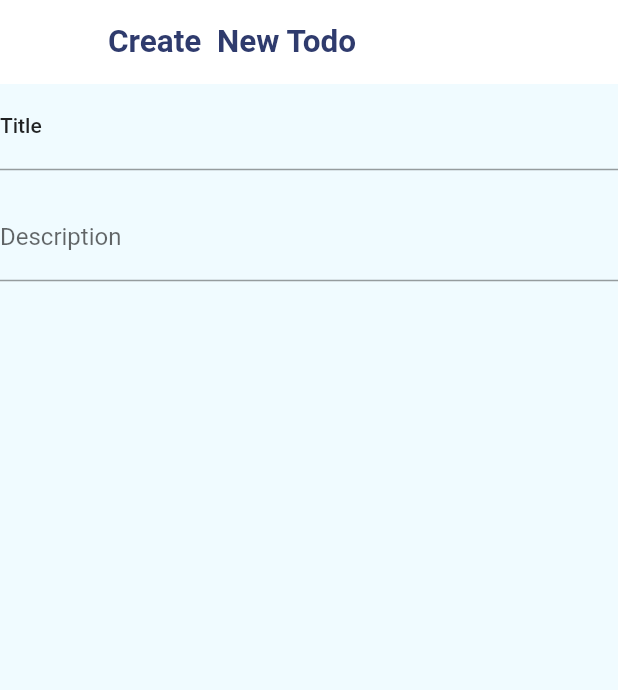
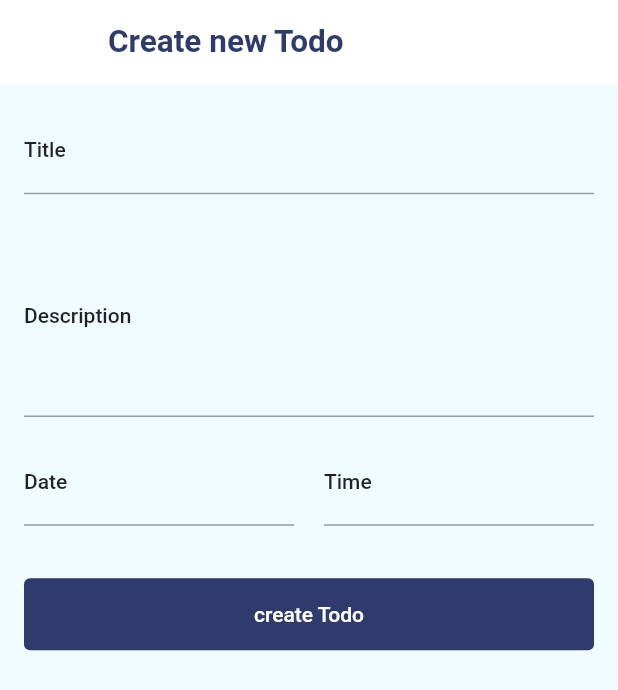
Before and after one commit to bennoghana/Flutter_Todo_App, a Flutter app: the CreateTodoView screen opened directly, on a phone screen of 412 x 824 dp. Shown: the top 690 px of the screen. Run offline on Flutter 3.47's test engine with Material 2 defaults, Android fonts, the phone set to English and light mode, and no system bars; our stand-ins replace modal_bottom_sheet.

Commit message:
change in create todo view

```diff
--- a/lib/views/create_todo_view.dart
+++ b/lib/views/create_todo_view.dart
@@ -1,40 +1,174 @@
 import 'package:flutter/material.dart';
+import 'package:intl/intl.dart';
+import 'package:todo_app/utilities/utils.dart';
 
-class CreateTodoView extends StatelessWidget {
-  CreateTodoView({Key? key}) : super(key: key);
+class CreateTodoView extends StatefulWidget {
+  const CreateTodoView({Key? key}) : super(key: key);
 
+  @override
+  State<CreateTodoView> createState() => _CreateTodoViewState();
+}
+
+class _CreateTodoViewState extends State<CreateTodoView> {
   final TextEditingController _titleController = TextEditingController();
+
+  final TextEditingController _descriptionController = TextEditingController();
+
   final TextEditingController _dateController = TextEditingController();
-  final TextEditingController _descController = TextEditingController();
-  final TextEditingController timeController = TextEditingController();
+
+  final TextEditingController _timeController = TextEditingController();
+
+  final GlobalKey<FormState> _formKey = GlobalKey();
+
   @override
   Widget build(BuildContext context) {
     return Scaffold(
       appBar: AppBar(
-          title: const Text('Create  New Todo'),
+        title: const Text('Create new Todo'),
       ),
       body: Form(
-          child: ListView(children: [
+        key: _formKey,
+        child: ListView(
+          padding: const EdgeInsets.all(16),
+          children: [
             TextFormField(
+              controller: _titleController,
               keyboardType: TextInputType.text,
               textCapitalization: TextCapitalization.sentences,
-                controller: _titleController,
               decoration: InputDecoration(
-                    labelText: 'Title',
-                    hintText: "Enter your title here",
+                  labelText: "Title",
+                  labelStyle: Theme.of(context).textTheme.bodyText1,
+                  hintText: 'Please enter a title',
                   floatingLabelBehavior: FloatingLabelBehavior.never,
-                    labelStyle: Theme.of(context).textTheme.bodyText1)),
-            SizedBox(height: 15),
+                  focusedBorder: const UnderlineInputBorder(
+                      borderSide: BorderSide(color: customBlue))),
+              validator: (value) {
+                if (value!.isEmpty) {
+                  return 'Please enter a title';
+                }
+              },
+            ),
+            const SizedBox(
+              height: 15,
+            ),
             TextFormField(
+              controller: _descriptionController,
               keyboardType: TextInputType.multiline,
+              maxLines: 5,
               textCapitalization: TextCapitalization.sentences,
-              controller: _descController,
-              decoration: const InputDecoration(
-                labelText: "Description",
-                hintText: "Please  describe your task here",
+              decoration: InputDecoration(
+                  labelText: 'Description',
+                  labelStyle: Theme.of(context).textTheme.bodyText1,
+                  hintText: 'Please enter a description',
+                  floatingLabelBehavior: FloatingLabelBehavior.never,
+                  focusedBorder: const UnderlineInputBorder(
+                      borderSide: BorderSide(color: customBlue))),
+              validator: (value) {
+                if (value!.isEmpty) {
+                  return 'Please enter a description';
+                }
+              },
             ),
+            const SizedBox(
+              height: 15,
+            ),
+            Row(
+              children: [
+                Expanded(
+                  child: TextFormField(
+                    onTap: () {
+                      showDatePicker(
+                        context: context,
+                        initialDate: DateTime.now(),
+                        firstDate: DateTime.now(),
+                        lastDate: DateTime.now().add(const Duration(days: 365)),
+                      ).then((value) {
+                        setState(() {
+                          print(value);
+                          _dateController.text =
+                              DateFormat.yMMMMd().format(value!);
+                        });
+                      });
+                    },
+                    controller: _dateController,
+                    keyboardType: TextInputType.datetime,
+                    maxLines: 1,
+                    textCapitalization: TextCapitalization.sentences,
+                    decoration: InputDecoration(
+                        labelText: 'Date',
+                        labelStyle: Theme.of(context).textTheme.bodyText1,
+                        hintText: 'Please enter a date',
+                        floatingLabelBehavior: FloatingLabelBehavior.never,
+                        focusedBorder: const UnderlineInputBorder(
+                            borderSide: BorderSide(color: customBlue))),
+                    validator: (value) {
+                      if (value!.isEmpty) {
+                        return 'Select enter a date';
+                      }
+
+                      if (value == DateFormat.yMMMMd().format(DateTime.now())) {
+                        return 'You selected today\'s date';
+                      }
+                    },
+                  ),
+                ),
+                const SizedBox(
+                  width: 20,
+                ),
+                Expanded(
+                  child: TextFormField(
+                    onTap: () {
+                      showTimePicker(
+                              context: context, initialTime: TimeOfDay.now())
+                          .then((value) {
+                        setState(() {
+                          _timeController.text = value!.format(context);
+                        });
+                      });
+                    },
+                    controller: _timeController,
+                    keyboardType: TextInputType.datetime,
+                    maxLines: 1,
+                    textCapitalization: TextCapitalization.sentences,
+                    decoration: InputDecoration(
+                        labelText: 'Time',
+                        labelStyle: Theme.of(context).textTheme.bodyText1,
+                        hintText: 'Please enter a time',
+                        floatingLabelBehavior: FloatingLabelBehavior.never,
+                        focusedBorder: const UnderlineInputBorder(
+                            borderSide: BorderSide(color: customBlue))),
+                    validator: (value) {
+                      if (value!.isEmpty) {
+                        return 'Select enter a time';
+                      }
+                    },
+                  ),
+                ),
+              ],
+            ),
+            const SizedBox(height: 35),
+            TextButton(
+              onPressed: () {
+                if (_formKey.currentState!.validate()) {
+                  print(_titleController.text);
+                  print(_descriptionController.text);
+                  print(_dateController.text);
+                  print(_timeController.text);
+                } else {
+                  print('please enter data');
+                }
+              },
+              child: const Text(
+                'create Todo',
+                style: TextStyle(color: Colors.white),
+              ),
+              style: TextButton.styleFrom(
+                  padding: const EdgeInsets.all(16),
+                  backgroundColor: customBlue),
             )
-          ]),
-        ));
+          ],
+        ),
+      ),
+    );
   }
 }
--- a/pubspec.yaml
+++ b/pubspec.yaml
@@ -29,6 +29,7 @@ dependencies:
   # Use with the CupertinoIcons class for iOS style icons.
   cupertino_icons: ^1.0.2
   modal_bottom_sheet: ^2.0.0
+  intl: ^0.17.0
 
 dev_dependencies:
   flutter_test:
```
Also changed, not shown: pubspec.lock. Lines whose indentation alone changed are shown as unchanged.
